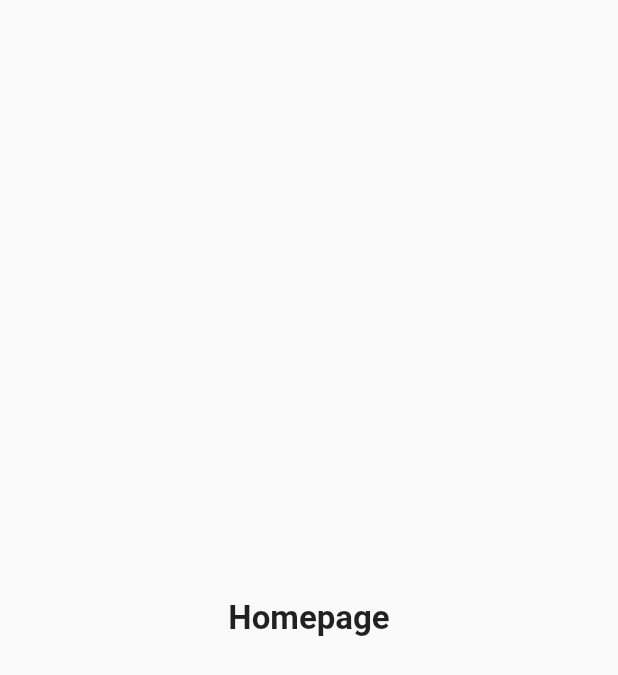
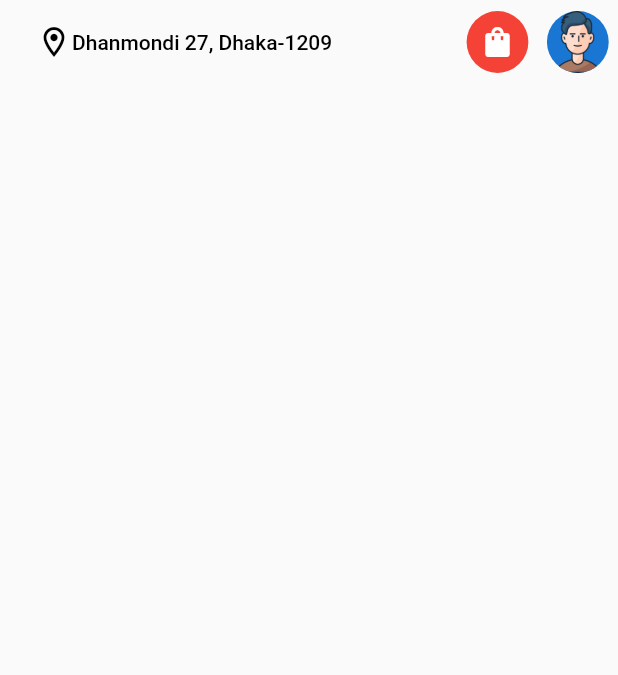
Before and after one commit to Saif64/LaundryMama, a Flutter app: the screen it shows after launch, on a phone screen of 412 x 824 dp. Shown: the top 675 px of the screen. Run offline on Flutter 3.47's test engine with Material 2 defaults, Android fonts, the light colour scheme and no system bars; drawn by our look-alikes of auto_size_text; our stand-ins replace flutter_animate, flutter_spinkit, google_fonts, lottie, otp_text_field.

Commit message:
homepage started

```diff
--- a/frontend/laundry_mama/lib/global/routes.dart
+++ b/frontend/laundry_mama/lib/global/routes.dart
@@ -4,3 +4,4 @@ const String HOMEPAGE = '/';
 const String SIGNUP_PAGE = '/signup';
 const String LOGIN_PAGE = '/login';
 const String OTP_PAGE = '/otp-page';
+const String ADDRESS_PAGE = '/address-page';
--- a/frontend/laundry_mama/lib/main.dart
+++ b/frontend/laundry_mama/lib/main.dart
@@ -1,5 +1,6 @@
 import 'package:flutter/material.dart';
 import 'package:laundry_mama/global/routes.dart';
+import 'package:laundry_mama/pages/address_page.dart';
 import 'package:laundry_mama/pages/homepage.dart';
 import 'package:laundry_mama/pages/login_page.dart';
 import 'package:laundry_mama/pages/otp_page.dart';
@@ -28,7 +29,8 @@ class MyApp extends StatelessWidget {
         LOGIN_PAGE: (context) => LoginPage(
               onTap: () => Navigator.pushReplacementNamed(context, SIGNUP_PAGE),
             ),
-        OTP_PAGE: (context) => OtpPage()
+        OTP_PAGE: (context) => OtpPage(),
+        ADDRESS_PAGE: (context) => AdressPage()
       },
     );
   }
--- a/frontend/laundry_mama/lib/pages/homepage.dart
+++ b/frontend/laundry_mama/lib/pages/homepage.dart
@@ -1,3 +1,4 @@
+import 'package:auto_size_text/auto_size_text.dart';
 import 'package:flutter/material.dart';
 import 'package:laundry_mama/global/routes.dart';
 
@@ -9,22 +10,71 @@ class HomePage extends StatefulWidget {
 }
 
 class _HomePageState extends State<HomePage> {
+  void toSignupPage() {
+    Navigator.pushNamed(context, SIGNUP_PAGE);
+  }
+
+  void toAdressPage() {
+    Navigator.pushNamed(context, ADDRESS_PAGE);
+  }
+
+  String initialLocation = 'Dhanmondi 27, Dhaka-1209';
   @override
   Widget build(BuildContext context) {
+    final width = MediaQuery.of(context).size.width;
+
     return Scaffold(
-      body: InkWell(
-        onTap: () {
-          Navigator.pushNamed(context, SIGNUP_PAGE);
-        },
-        child: Center(
-          child: Text(
-            'Homepage',
-            style: TextStyle(
-              fontSize: 22,
-              fontWeight: FontWeight.bold,
+      appBar: AppBar(
+        elevation: 0,
+        backgroundColor: Theme.of(context).scaffoldBackgroundColor,
+        title: TextButton(
+          onPressed: toAdressPage,
+          child: Row(children: [
+            Icon(
+              Icons.location_on_outlined,
+              color: Theme.of(context).shadowColor,
+            ),
+            AutoSizeText(
+              initialLocation,
+              style: TextStyle(
+                color: Theme.of(context).shadowColor,
+              ),
+            ),
+          ]),
+        ),
+        actions: [
+          GestureDetector(
+            onTap: () {},
+            child: Padding(
+              padding: EdgeInsets.all(width * 0.015),
+              child: CircleAvatar(
+                maxRadius: width * 0.05,
+                minRadius: width * 0.03,
+                backgroundColor: Colors.red,
+                child: const Icon(
+                  Icons.shopping_bag_rounded,
+                  color: Colors.white,
+                ),
+              ),
             ),
           ),
-        ),
+          GestureDetector(
+            onTap: toSignupPage,
+            child: Padding(
+              padding: EdgeInsets.all(width * 0.015),
+              child: CircleAvatar(
+                maxRadius: width * 0.05,
+                minRadius: width * 0.03,
+                child: ClipRRect(
+                  borderRadius: BorderRadius.circular(50),
+                  child: Image.asset(
+                    'assets/images/profile_avatar.png',
+                  ),
+                ),
+              ),
+            ),
+          ),
+        ],
       ),
     );
   }
--- a/frontend/laundry_mama/lib/pages/otp_page.dart
+++ b/frontend/laundry_mama/lib/pages/otp_page.dart
@@ -18,6 +18,9 @@ class _OtpPageState extends State<OtpPage> {
     final height = MediaQuery.of(context).size.height;
 
     return Scaffold(
+      appBar: AppBar(
+        automaticallyImplyLeading: false,
+      ),
       body: Column(
         mainAxisAlignment: MainAxisAlignment.center,
         crossAxisAlignment: CrossAxisAlignment.center,
@@ -47,6 +50,7 @@ class _OtpPageState extends State<OtpPage> {
             isDense: true,
             onCompleted: (value) {
               print("completed" + value);
+              Navigator.of(context).popUntil((route) => route.isFirst);
               Navigator.pushReplacementNamed(context, HOMEPAGE);
             },
             style: const TextStyle(
```
Also changed, not shown: frontend/laundry_mama/lib/pages/address_page.dart (added, +19 -0 lines), frontend/laundry_mama/assets/icons/cart.jpeg (added), frontend/laundry_mama/assets/images/profile_avatar.png (added), 3 other files.
